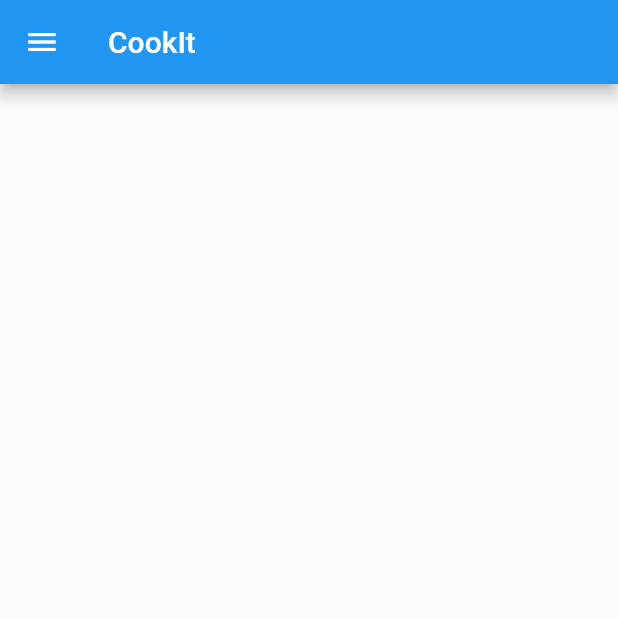
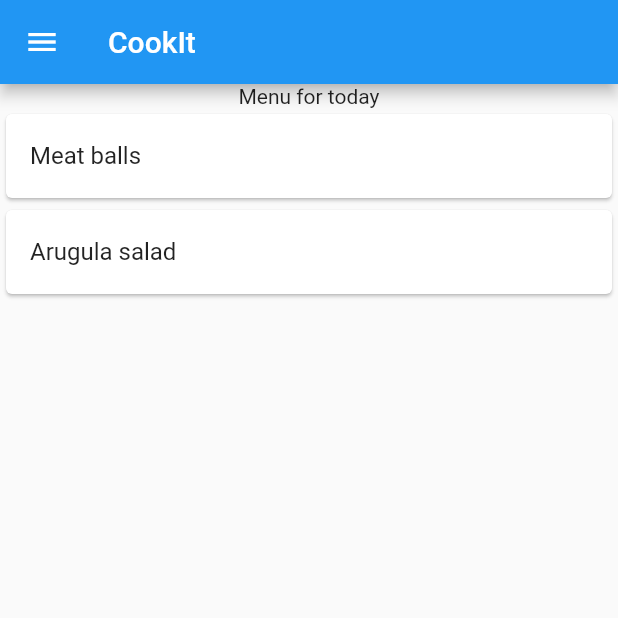
Before and after one commit to Semant1ka/cookit, a Flutter app: the screen it shows after launch, on a phone screen of 412 x 824 dp, the top half of it. Run offline on Flutter 3.47's test engine with Material 2 defaults, Android fonts, the phone set to English and light mode, and no system bars.

Commit message:
Add sidebar

```diff
--- a/lib/main.dart
+++ b/lib/main.dart
@@ -33,16 +33,50 @@ class _MyHomePageState extends State<MyHomePage> {
       appBar: AppBar(
         title: Text(widget.title),
       ),
-      body: Center(),
+      body: Center(
+        child: ListView(
+        children: <Widget>[
+          Center(
+            child: Text("Menu for today"),
+          ),
+          Card(
+            child: ListTile(title: Text("Meat balls")),
+        ),
+          Card(
+            child: ListTile(title: Text("Arugula salad")),
+          )
+        ],
+      ),),
       drawer: Drawer(
         child: ListView(
           padding: EdgeInsets.zero,
           children: <Widget>[
-            DrawerHeader(child: Text("Menu")),
-            ListTile(title: Text("Week")),
-            ListTile(title: Text("Recipes")),
-            ListTile(title: Text("Shopping Card")),
-            ListTile(title: Text("Settings"))
+            DrawerHeader(
+              child: Text("Menu"),
+              decoration: BoxDecoration(
+                color: Colors.blue,
+              ),
+            ),
+            ListTile(
+              leading: Icon(Icons.calendar_today_outlined),
+              title: Text("Week"),
+              onTap: () {Navigator.pop(context);},
+            ),
+            ListTile(
+              leading: Icon(Icons.my_library_books_rounded),
+              title: Text("Recipes"),
+              onTap: () {Navigator.pop(context);},
+            ),
+            ListTile(
+              leading: Icon(Icons.shopping_cart_outlined),
+              title: Text("Shopping Cart"),
+              onTap: () {Navigator.pop(context);},
+            ),
+            ListTile(
+              leading: Icon(Icons.settings),
+              title: Text("Settings"),
+              onTap: () {Navigator.pop(context);},
+            )
           ],
         ),
       ),
```
Also changed, not shown: pubspec.lock.
